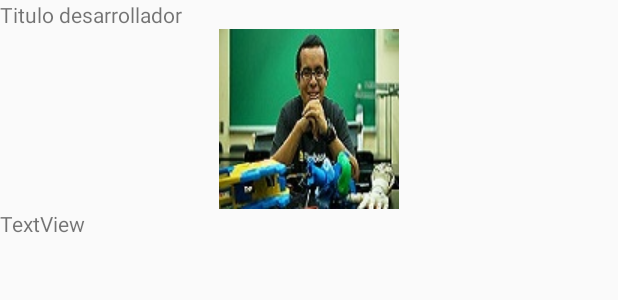
After one commit to DCplayer/EngAppsados, an Android app: the layout activity_devs.xml on its own in the app's theme, with its tools: preview values and no code run, on a phone screen of 412 x 824 dp. The commit adds this screen. Shown: the top 300 px of the screen. Run offline under Robolectric (Android 15) with nearby library versions, the phone set to English and light mode, and no system bars.

Commit message:
comienzo desarrollo de ver info de los devs

```diff
--- a/EngappsadosApp/app/src/main/AndroidManifest.xml
+++ b/EngappsadosApp/app/src/main/AndroidManifest.xml
@@ -32,10 +32,6 @@
             android:configChanges="keyboardHidden|orientation|screenSize"
             android:screenOrientation="portrait" />
         <activity
-            android:name=".Rewards"
-            android:configChanges="keyboardHidden|orientation|screenSize"
-            android:screenOrientation="portrait" />
-        <activity
             android:name=".TareasActivity"
             android:configChanges="keyboardHidden|orientation|screenSize"
             android:screenOrientation="portrait" />
--- /dev/null
+++ b/EngappsadosApp/app/src/main/res/layout/activity_devs.xml
@@ -0,0 +1,28 @@
+<?xml version="1.0" encoding="utf-8"?>
+<LinearLayout xmlns:android="http://schemas.android.com/apk/res/android"
+    xmlns:app="http://schemas.android.com/apk/res-auto"
+    android:layout_width="match_parent"
+    android:layout_height="match_parent"
+    android:orientation="vertical"
+    >
+
+    <TextView
+        android:id="@+id/tituloDev"
+        android:layout_width="match_parent"
+        android:layout_height="wrap_content"
+        android:text="Titulo desarrollador" />
+
+    <ImageView
+        android:id="@+id/imagenDeveloper"
+        android:layout_width="match_parent"
+        android:layout_height="wrap_content"
+        app:srcCompat="@drawable/adrian_prueba" />
+
+    <TextView
+        android:id="@+id/dataDeveloper"
+        android:layout_width="match_parent"
+        android:layout_height="wrap_content"
+        android:text="TextView"
+        />
+
+</LinearLayout>
```
Also changed, not shown: EngappsadosApp/app/src/main/java/com/engappsados/engappsadosapp/Developer.java (added, +35 -0 lines), EngappsadosApp/app/src/main/java/com/engappsados/engappsadosapp/MenuPrincipalActivity.java (+1 -7 lines), EngappsadosApp/app/src/main/java/com/engappsados/engappsadosapp/Rewards.java (deleted, +0 -37 lines), EngappsadosApp/app/src/main/res/layout/activity_rewards.xml (deleted, +0 -24 lines).
